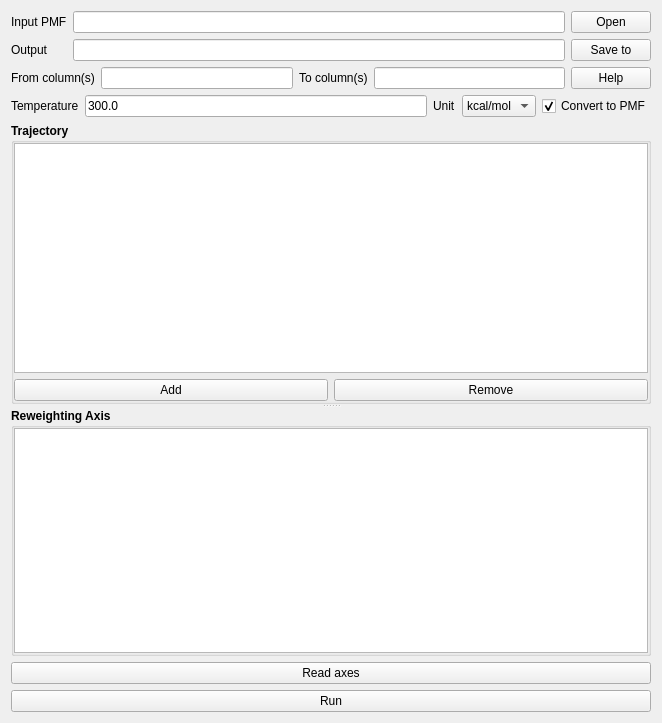
Qt form reweightingtab/reweightingtab.ui (HanatoK/PMFToolBox) before a commit.
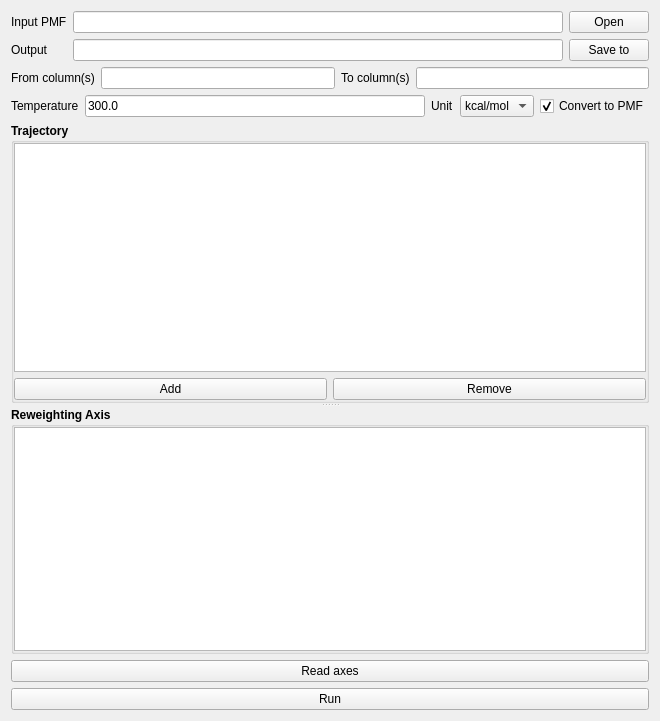
The same form after that commit.

What changed in the file:
```diff
--- a/reweightingtab/reweightingtab.ui
+++ b/reweightingtab/reweightingtab.ui
@@ -6,8 +6,8 @@
    <rect>
     <x>0</x>
     <y>0</y>
-    <width>662</width>
-    <height>723</height>
+    <width>660</width>
+    <height>721</height>
    </rect>
   </property>
   <property name="windowTitle">
@@ -198,13 +198,6 @@
    <item row="1" column="1">
     <widget class="QLineEdit" name="lineEditOutput"/>
    </item>
-   <item row="2" column="2">
-    <widget class="QPushButton" name="pushButtonHelp">
-     <property name="text">
-      <string>Help</string>
-     </property>
-    </widget>
-   </item>
    <item row="1" column="0">
     <widget class="QLabel" name="labelOutput">
      <property name="text">
@@ -219,30 +212,6 @@
      </property>
     </widget>
    </item>
-   <item row="2" column="0" colspan="2">
-    <layout class="QHBoxLayout" name="horizontalLayout">
-     <item>
-      <widget class="QLabel" name="labelFromColumns">
-       <property name="text">
-        <string>From column(s)</string>
-       </property>
-      </widget>
-     </item>
-     <item>
-      <widget class="QLineEdit" name="lineEditFromColumns"/>
-     </item>
-     <item>
-      <widget class="QLabel" name="labelToColumns">
-       <property name="text">
-        <string>To column(s)</string>
-       </property>
-      </widget>
-     </item>
-     <item>
-      <widget class="QLineEdit" name="lineEditToColumns"/>
-     </item>
-    </layout>
-   </item>
    <item row="0" column="0">
     <widget class="QLabel" name="labelInputPMF">
      <property name="text">
@@ -264,6 +233,30 @@
      </property>
     </widget>
    </item>
+   <item row="2" column="0" colspan="3">
+    <layout class="QHBoxLayout" name="horizontalLayout">
+     <item>
+      <widget class="QLabel" name="labelFromColumns">
+       <property name="text">
+        <string>From column(s)</string>
+       </property>
+      </widget>
+     </item>
+     <item>
+      <widget class="QLineEdit" name="lineEditFromColumns"/>
+     </item>
+     <item>
+      <widget class="QLabel" name="labelToColumns">
+       <property name="text">
+        <string>To column(s)</string>
+       </property>
+      </widget>
+     </item>
+     <item>
+      <widget class="QLineEdit" name="lineEditToColumns"/>
+     </item>
+    </layout>
+   </item>
   </layout>
  </widget>
  <tabstops>
```
Left out of the diff: 1 changed line with no effect on the pictures.
